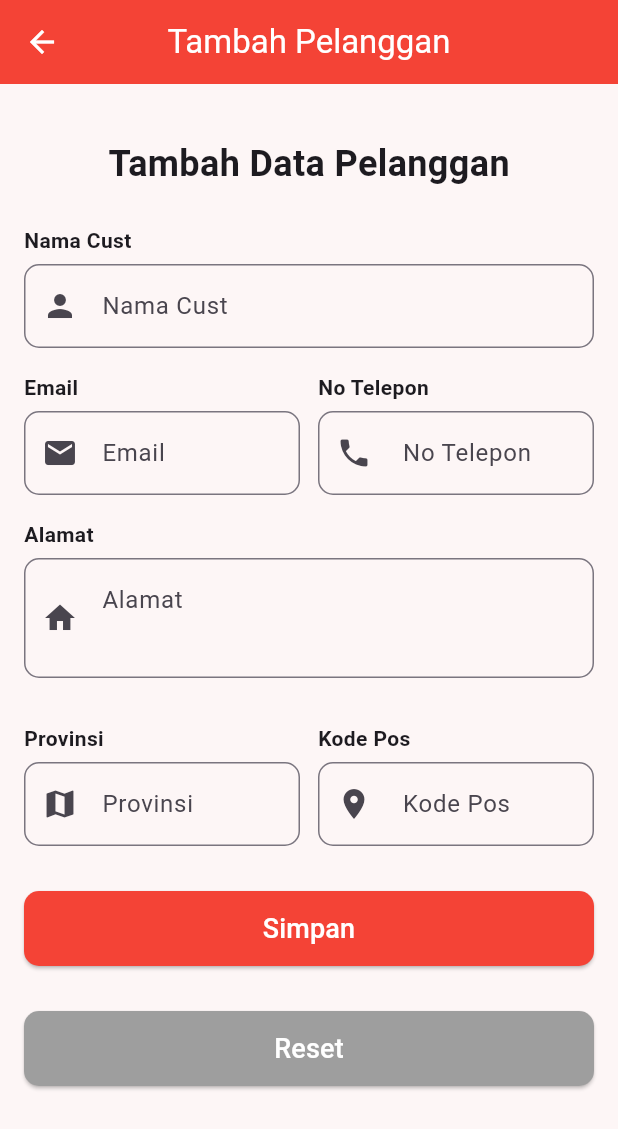
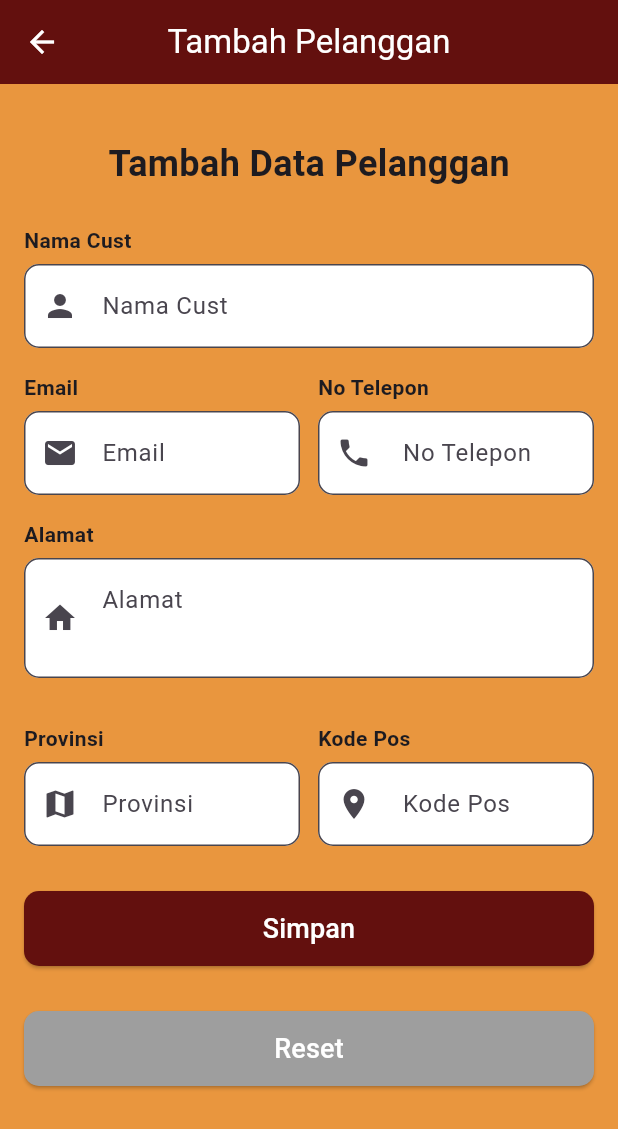
Before and after one commit to muthiasasi19/20220140167_UCP1Flutter, a Flutter app: the DataPelanggan screen opened directly, on a phone screen of 412 x 824 dp. Shown: the top 1129 px of the screen. Run offline on Flutter 3.47's test engine with Material 3 defaults, Android fonts, the phone set to English and light mode, and no system bars.

Commit message:
Ubah UI (Color label, background, button, dll)

```diff
--- a/lib/Application/data_pelanggan.dart
+++ b/lib/Application/data_pelanggan.dart
@@ -1,5 +1,10 @@
 import 'package:flutter/material.dart';
 import 'package:ucp_satu/Application/home_page.dart';
+
+class AppColors {
+  static const Color merahTua = Color(0xFF63100E);
+  static const Color orens = Color(0xFFE9963E);
+}
 
 class DataPelanggan extends StatefulWidget {
   const DataPelanggan({super.key});
@@ -57,9 +62,9 @@ class _DataPelangganState extends State<DataPelanggan> {
   @override
   Widget build(BuildContext context) {
     return Scaffold(
-      backgroundColor: const Color(0xFFFDF6F6),
+      backgroundColor: AppColors.orens,
       appBar: AppBar(
-        backgroundColor: Colors.red,
+        backgroundColor: AppColors.merahTua,
         leading: IconButton(
           icon: const Icon(Icons.arrow_back, color: Colors.white),
           onPressed: () {
@@ -105,8 +110,11 @@ class _DataPelangganState extends State<DataPelanggan> {
                 const SizedBox(height: 6),
                 TextFormField(
                   controller: namaController,
+                  style: const TextStyle(color: Colors.black),
                   autovalidateMode: AutovalidateMode.onUserInteraction,
                   decoration: const InputDecoration(
+                    filled: true,
+                    fillColor: Colors.white,
                     hintText: 'Nama Cust',
                     border: OutlineInputBorder(
                       borderRadius: BorderRadius.all(Radius.circular(10)),
@@ -139,9 +147,12 @@ class _DataPelangganState extends State<DataPelanggan> {
                           const SizedBox(height: 6),
                           TextFormField(
                             controller: emailController,
+                            style: const TextStyle(color: Colors.black),
                             autovalidateMode:
                                 AutovalidateMode.onUserInteraction,
                             decoration: const InputDecoration(
+                              filled: true,
+                              fillColor: Colors.white,
                               hintText: 'Email',
                               border: OutlineInputBorder(
                                 borderRadius: BorderRadius.all(
@@ -175,9 +186,12 @@ class _DataPelangganState extends State<DataPelanggan> {
                           const SizedBox(height: 6),
                           TextFormField(
                             controller: noTeleponController,
+                            style: const TextStyle(color: Colors.black),
                             autovalidateMode:
                                 AutovalidateMode.onUserInteraction,
                             decoration: const InputDecoration(
+                              filled: true,
+                              fillColor: Colors.white,
                               hintText: ' No Telepon',
                               border: OutlineInputBorder(
                                 borderRadius: BorderRadius.all(
@@ -211,8 +225,11 @@ class _DataPelangganState extends State<DataPelanggan> {
                 const SizedBox(height: 6),
                 TextFormField(
                   controller: alamatController,
+                  style: const TextStyle(color: Colors.black),
                   autovalidateMode: AutovalidateMode.onUserInteraction,
                   decoration: const InputDecoration(
+                    filled: true,
+                    fillColor: Colors.white,
                     hintText: 'Alamat',
                     border: OutlineInputBorder(
                       borderRadius: BorderRadius.all(Radius.circular(10)),
@@ -246,9 +263,12 @@ class _DataPelangganState extends State<DataPelanggan> {
                           const SizedBox(height: 6),
                           TextFormField(
                             controller: provinsiController,
+                            style: const TextStyle(color: Colors.black),
                             autovalidateMode:
                                 AutovalidateMode.onUserInteraction,
                             decoration: const InputDecoration(
+                              filled: true,
+                              fillColor: Colors.white,
                               hintText: 'Provinsi',
                               border: OutlineInputBorder(
                                 borderRadius: BorderRadius.all(
@@ -282,9 +302,12 @@ class _DataPelangganState extends State<DataPelanggan> {
                           const SizedBox(height: 6),
                           TextFormField(
                             controller: kodePosController,
+                            style: const TextStyle(color: Colors.black),
                             autovalidateMode:
                                 AutovalidateMode.onUserInteraction,
                             decoration: const InputDecoration(
+                              filled: true,
+                              fillColor: Colors.white,
                               hintText: ' Kode Pos',
                               border: OutlineInputBorder(
                                 borderRadius: BorderRadius.all(
@@ -328,7 +351,7 @@ class _DataPelangganState extends State<DataPelanggan> {
                     }
                   },
                   style: ElevatedButton.styleFrom(
-                    backgroundColor: Colors.red,
+                    backgroundColor: AppColors.merahTua,
                     minimumSize: const Size.fromHeight(50),
                     shape: RoundedRectangleBorder(
                       borderRadius: BorderRadius.circular(10),
@@ -397,9 +420,9 @@ class DetailPelanggan extends StatelessWidget {
   @override
   Widget build(BuildContext context) {
     return Scaffold(
-      backgroundColor: const Color(0xFFFDF6F6),
+      backgroundColor: AppColors.orens,
       appBar: AppBar(
-        backgroundColor: Colors.red,
+        backgroundColor: AppColors.merahTua,
         leading: IconButton(
           icon: const Icon(Icons.arrow_back, color: Colors.white),
           onPressed: () {
```
